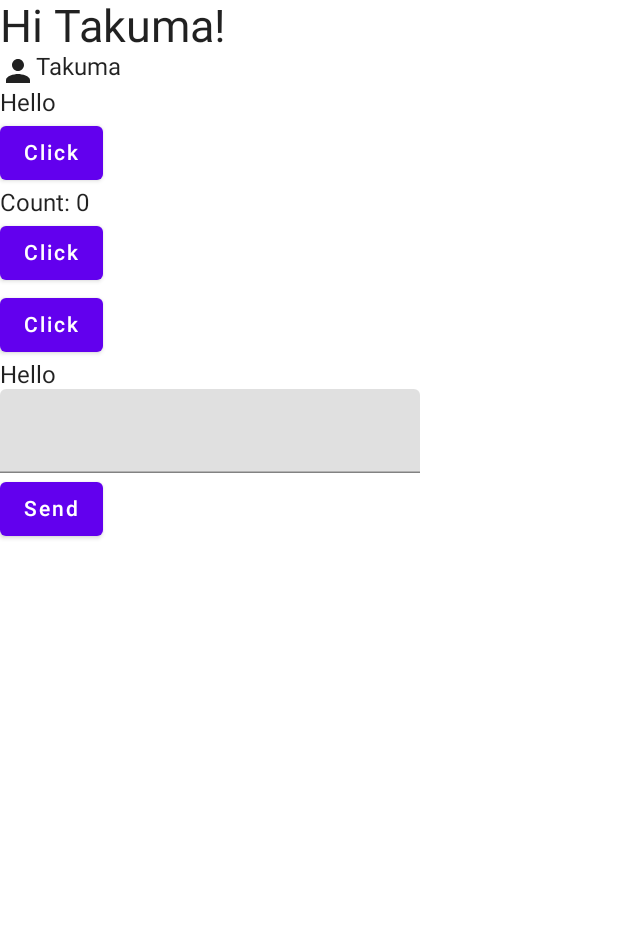
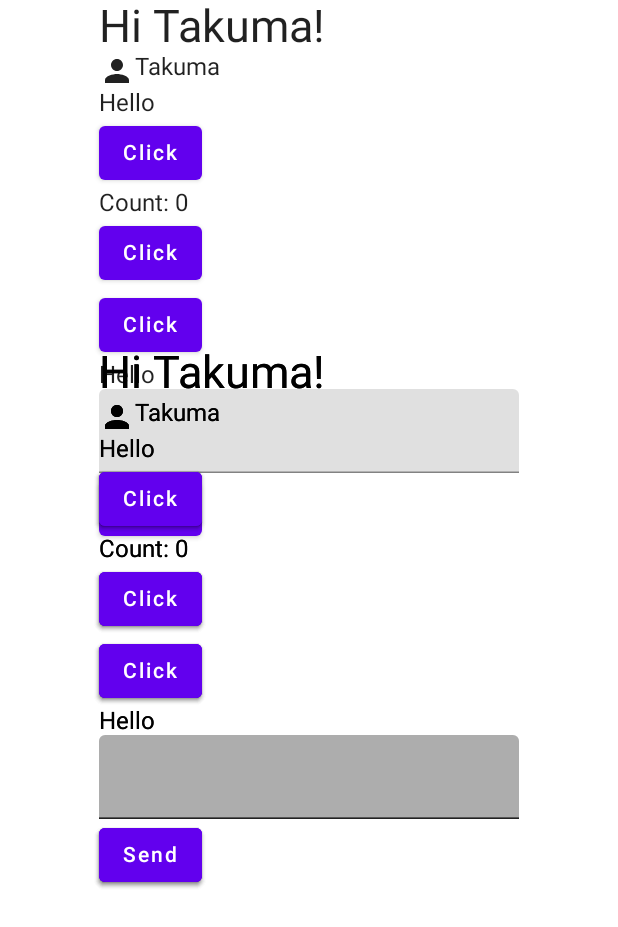
Before and after one commit to p2hacks2022/pre-team01, an Android app built with Jetpack Compose: the screen it shows after launch (MainActivity), on a phone screen of 412 x 824 dp. Shown: the top 927 px of the screen. Run offline under Robolectric (Android 15) with nearby library versions, the phone set to English and light mode, and no system bars; 1 statement that could not run was skipped.

Commit message:
first commit

```diff
--- a/app/src/main/java/com/example/myapplication/MainActivity.kt
+++ b/app/src/main/java/com/example/myapplication/MainActivity.kt
@@ -3,6 +3,7 @@ package com.example.myapplication
 import android.os.Bundle
 import androidx.activity.ComponentActivity
 import androidx.activity.compose.setContent
+import androidx.compose.foundation.layout.Arrangement
 import androidx.compose.foundation.layout.Column
 import androidx.compose.foundation.layout.Row
 import androidx.compose.foundation.layout.fillMaxSize
@@ -18,6 +19,7 @@ import androidx.compose.ui.tooling.preview.Preview
 import androidx.compose.ui.unit.sp
 import com.example.myapplication.ui.theme.MyApplicationTheme
 import androidx.compose.runtime.*
+import androidx.compose.ui.Alignment
 
 class MainActivity : ComponentActivity() {
     override fun onCreate(savedInstanceState: Bundle?) {
@@ -28,14 +30,63 @@ class MainActivity : ComponentActivity() {
                 Surface(
                     modifier = Modifier.fillMaxSize(),
                     color = MaterialTheme.colors.background
+
                 ) {
-                    Column {
+                    Row (
+                        verticalAlignment = Alignment.,
+                        horizontalArrangement = Arrangement.Center
+                    ){
+                        Column(){
                             Greeting("Takuma")
                             Message("Takuma", "Hello")
                             MyButton()
                             Counter()
                             Toggle()
                             Input()
+                        }
+
+                    }
+                    Row (
+                        verticalAlignment = Alignment.CenterVertically,
+                        horizontalArrangement = Arrangement.Center
+                    ){
+                        Column(){
+                            Greeting("Takuma")
+                            Message("Takuma", "Hello")
+                            MyButton()
+                            Counter()
+                            Toggle()
+                            Input()
+                        }
+
+                    }
+                    Row (
+                        verticalAlignment = Alignment.CenterVertically,
+                        horizontalArrangement = Arrangement.Center
+                    ){
+                        Column(){
+                            Greeting("Takuma")
+                            Message("Takuma", "Hello")
+                            MyButton()
+                            Counter()
+                            Toggle()
+                            Input()
+                        }
+
+                    }
+                    Row (
+                        verticalAlignment = Alignment.CenterVertically,
+                        horizontalArrangement = Arrangement.Center
+                    ){
+                        Column(){
+                            Greeting("Takuma")
+                            Message("Takuma", "Hello")
+                            MyButton()
+                            Counter()
+                            Toggle()
+                            Input()
+                        }
+
                     }
                 }
             }
```
Lines whose indentation alone changed are shown as unchanged.
